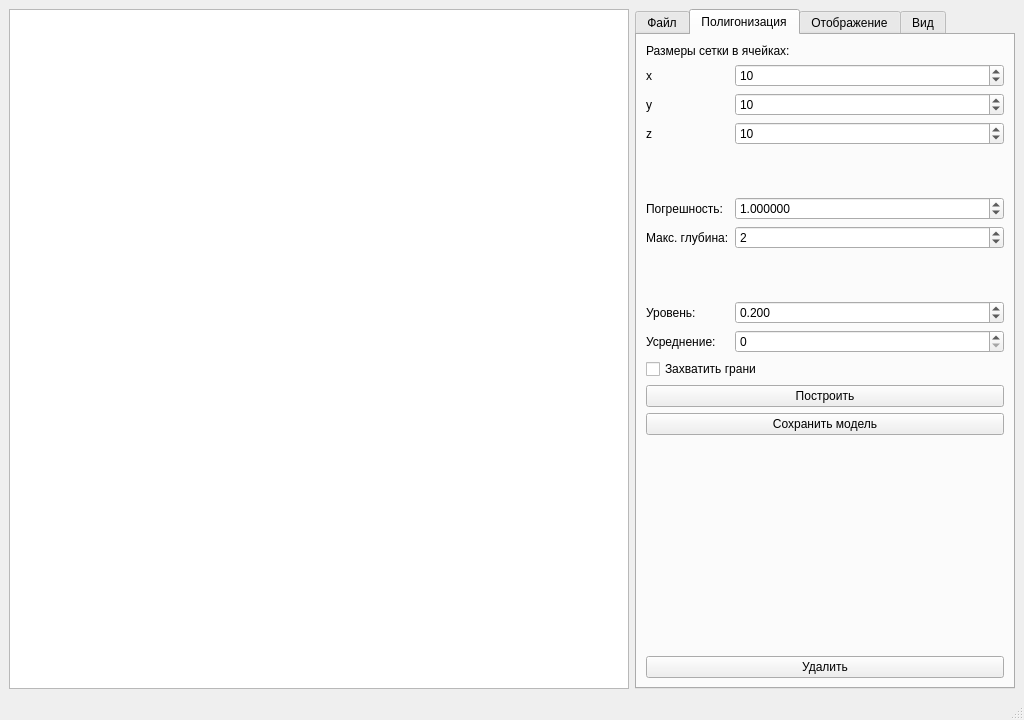
First picture: the form in mainwindow.ui, repository maxhha/bmstu-iu7-cg-cp, before the edit.
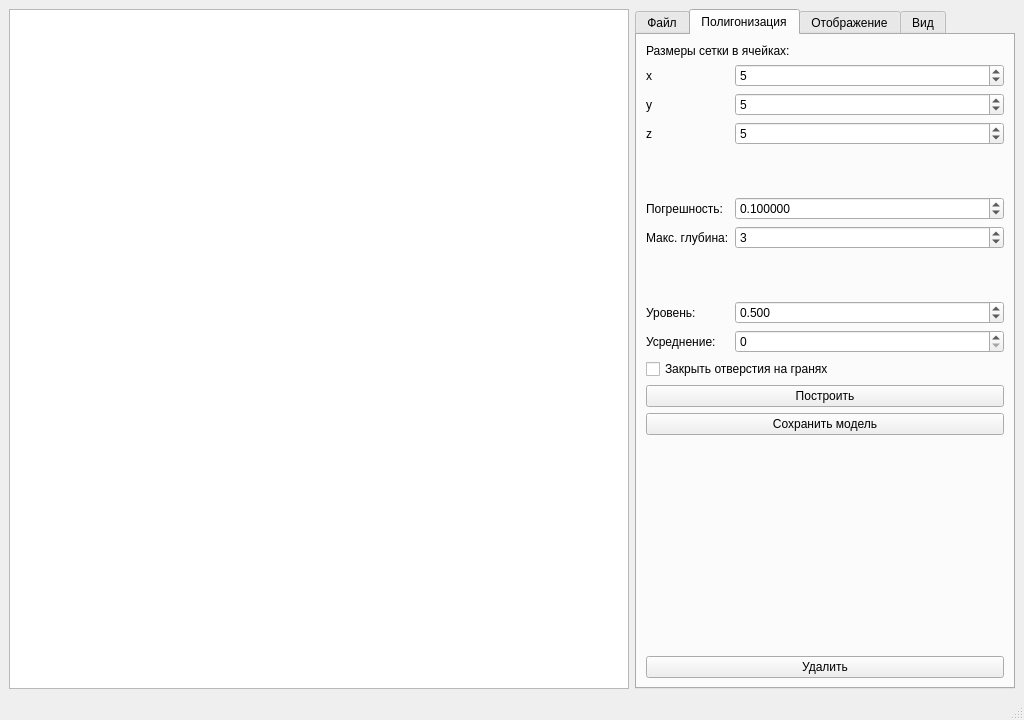
Second picture: the form after the edit. Custom widgets are drawn as their Qt base class.

Diff of the .ui file:
```diff
--- a/mainwindow.ui
+++ b/mainwindow.ui
@@ -237,7 +237,7 @@
            <number>10000</number>
           </property>
           <property name="value">
-           <number>10</number>
+           <number>5</number>
           </property>
          </widget>
         </item>
@@ -257,7 +257,7 @@
            <number>10000</number>
           </property>
           <property name="value">
-           <number>10</number>
+           <number>5</number>
           </property>
          </widget>
         </item>
@@ -277,7 +277,7 @@
            <number>10000</number>
           </property>
           <property name="value">
-           <number>10</number>
+           <number>5</number>
           </property>
          </widget>
         </item>
@@ -319,7 +319,7 @@
            <enum>QAbstractSpinBox::AdaptiveDecimalStepType</enum>
           </property>
           <property name="value">
-           <double>1.000000000000000</double>
+           <double>0.100000000000000</double>
           </property>
          </widget>
         </item>
@@ -336,7 +336,7 @@
            <number>100</number>
           </property>
           <property name="value">
-           <number>2</number>
+           <number>3</number>
           </property>
          </widget>
         </item>
@@ -378,7 +378,7 @@
            <enum>QAbstractSpinBox::AdaptiveDecimalStepType</enum>
           </property>
           <property name="value">
-           <double>0.200000000000000</double>
+           <double>0.500000000000000</double>
           </property>
          </widget>
         </item>
@@ -395,7 +395,7 @@
         <item row="10" column="0" colspan="2">
          <widget class="QCheckBox" name="inputIncludeEdges">
           <property name="text">
-           <string>Захватить грани</string>
+           <string>Закрыть отверстия на гранях</string>
           </property>
          </widget>
         </item>
```
